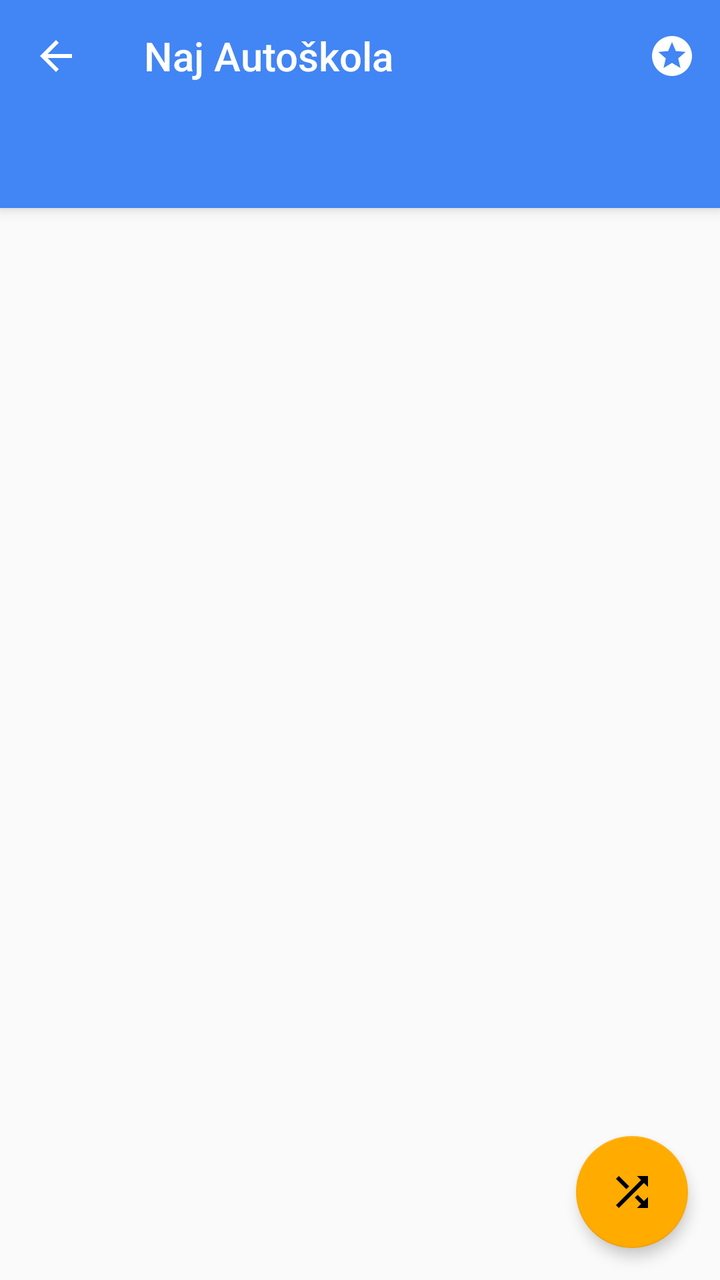
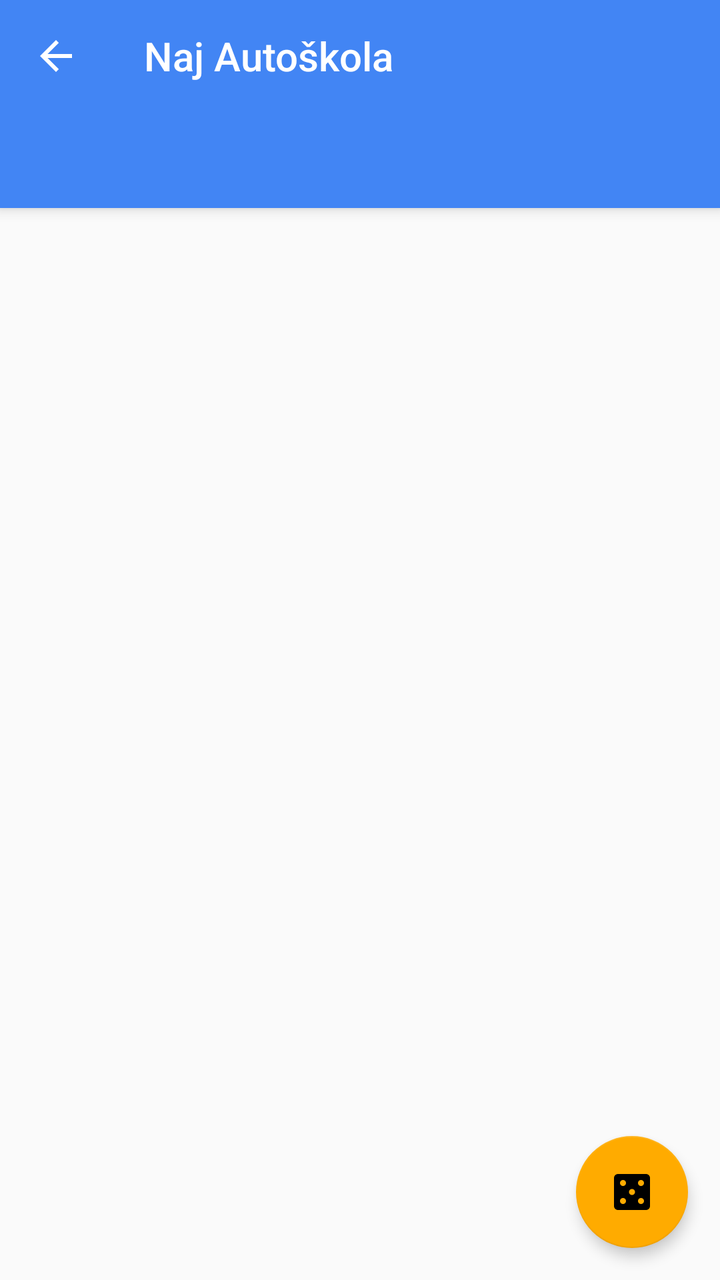

An Android layout rendered at two revisions. The XML below is the earlier revision; the diff shows what the commit changed to produce the second picture.
<!-- AndroidManifest.xml: application theme MyTheme.Light -->
<!-- res/layout/activity_main.xml -->
<?xml version="1.0" encoding="utf-8"?>
<android.support.v4.widget.DrawerLayout
    android:id="@+id/drawer_layout"
    xmlns:android="http://schemas.android.com/apk/res/android"
    xmlns:app="http://schemas.android.com/apk/res-auto"
    xmlns:tools="http://schemas.android.com/tools"
    android:layout_width="match_parent"
    android:layout_height="match_parent"
    android:fitsSystemWindows="true"
    tools:openDrawer="">
    

    <android.support.design.widget.CoordinatorLayout
        android:layout_width="match_parent"
        android:layout_height="match_parent">

        <android.support.design.widget.AppBarLayout
            android:layout_width="match_parent"
            android:layout_height="wrap_content"
            android:elevation="6dp"
            android:theme="@style/MyTheme.AppBarOverlay">

            <android.support.v7.widget.Toolbar
                android:id="@+id/toolbar"
                android:layout_width="match_parent"
                android:layout_height="?attr/actionBarSize"
                android:background="?attr/colorPrimary"
                app:layout_scrollFlags="scroll|enterAlways"
                app:navigationContentDescription="@string/abc_action_bar_up_description"
                app:navigationIcon="?attr/homeAsUpIndicator"
                app:popupTheme="@style/MyTheme.PopupOverlay"
                app:title="@string/app_name">

                
                <ImageButton
                    android:id="@+id/action_stars"
                    style="?actionButtonStyle"
                    android:layout_width="wrap_content"
                    android:layout_height="wrap_content"
                    android:layout_gravity="end"
                    android:contentDescription="@null"
                    android:src="@drawable/ic_stars_white_24dp"/>

                <TextView
                    android:id="@+id/stars_count"
                    android:layout_width="wrap_content"
                    android:layout_height="match_parent"
                    android:layout_gravity="end"
                    android:layout_marginBottom="8dp"
                    android:clickable="false"
                    android:gravity="bottom"
                    android:text="0"
                    android:visibility="invisible"/>

            </android.support.v7.widget.Toolbar>

            <android.support.design.widget.TabLayout
                android:id="@+id/tab_layout"
                android:layout_width="match_parent"
                android:layout_height="wrap_content"
                android:layout_below="@id/toolbar"
                android:background="?attr/colorPrimary"
                android:minHeight="?attr/actionBarSize"
                android:theme="@style/ThemeOverlay.AppCompat.Dark.ActionBar"
                app:tabIndicatorColor="?attr/colorTabIndicator"/>

        </android.support.design.widget.AppBarLayout>

        <android.support.v4.view.ViewPager
            android:id="@+id/pager"
            android:layout_width="match_parent"
            android:layout_height="wrap_content"
            android:layout_below="@id/tab_layout"
            app:layout_behavior="@string/appbar_scrolling_view_behavior"/>

        <android.support.design.widget.FloatingActionButton
            android:id="@+id/fab_random_test"
            android:layout_width="wrap_content"
            android:layout_height="wrap_content"
            android:layout_gravity="bottom|end"
            android:layout_margin="@dimen/fab_margin"
            android:src="@drawable/ic_shuffle_black_24dp"
            app:backgroundTint="?attr/colorFloatingActionButton"
            app:elevation="4dp"/>

    </android.support.design.widget.CoordinatorLayout>


    <android.support.design.widget.NavigationView
        android:id="@+id/nav_view"
        android:layout_width="wrap_content"
        android:layout_height="match_parent"
        android:layout_gravity="start"
        android:background="?attr/colorNavigationDrawerBackground"
        android:fitsSystemWindows="true"
        app:menu="@menu/activity_main_drawer"/>
    
    
</android.support.v4.widget.DrawerLayout>
<!-- resources referenced by this layout -->
<resources>
  <dimen name="fab_margin">16dp</dimen>
  <!-- drawable ic_shuffle_black_24dp: png bitmap (drawable-hdpi, 281 bytes) -->
  <!-- drawable ic_stars_white_24dp: png bitmap (drawable-hdpi, 508 bytes) -->
  <string name="app_name">Naj Autoškola</string>
  <style name="MyTheme.AppBarOverlay" parent="ThemeOverlay.AppCompat.Dark.ActionBar" />
  <style name="MyTheme.PopupOverlay" parent="ThemeOverlay.AppCompat.Light" />
  <style name="MyTheme.Light" parent="@style/Theme.AppCompat.Light.NoActionBar">
          
          
          <item name="colorPrimary">@color/colorPrimary</item>
          <item name="colorPrimaryDark">@color/colorPrimaryDark</item>
          <item name="colorSecondary">@color/colorSecondary</item>
          <item name="colorSecondaryDark">@color/colorSecondaryDark</item>
          <item name="colorTextTitle">@color/colorTextTitle</item>
          
          <item name="colorFlatButtons">@color/colorFlatButtons</item>
          <item name="colorFloatingActionButton">@color/colorFloatingActionButton</item>
          <item name="colorTabIndicator">@color/colorTabIndicator</item>
          <item name="colorCardBackground">@color/colorCardBackground</item>
          <item name="colorNavigationDrawerBackground">@color/colorNavigationDrawerBackground</item>
      </style>
  <color name="colorPrimary" type="color">#4285F4</color>
  <color name="colorPrimaryDark" type="color">#3367D6</color>
  <color name="colorSecondary" type="color">@color/deep_teal_300</color>
  <color name="colorSecondaryDark" type="color">@color/deep_teal_500</color>
  <color name="colorTextTitle" type="color">#FFEE58</color>
  <color name="colorFlatButtons" type="color">@color/pink_A200</color>
  <color name="colorFloatingActionButton" type="color">@color/amber_A700</color>
  <color name="colorTabIndicator" type="color">@color/amber_A700</color>
  <color name="colorCardBackground" type="color">#FFF</color>
  <color name="colorNavigationDrawerBackground" type="color">#FAFAFA</color>
  <color name="deep_teal_300" type="color">#4DB6AC</color>
  <color name="deep_teal_500" type="color">#009688</color>
  <color name="pink_A200" type="color">#FF4081</color>
  <color name="amber_A700" type="color">#FFAB00</color>
</resources>

<!-- the commit's change to res/layout/activity_main.xml (unified diff, before → after) -->
@@ -32,25 +32,7 @@
                 app:title="@string/app_name">
 
                 
-                <ImageButton
-                    android:id="@+id/action_stars"
-                    style="?actionButtonStyle"
-                    android:layout_width="wrap_content"
-                    android:layout_height="wrap_content"
-                    android:layout_gravity="end"
-                    android:contentDescription="@null"
-                    android:src="@drawable/ic_stars_white_24dp"/>
-
-                <TextView
-                    android:id="@+id/stars_count"
-                    android:layout_width="wrap_content"
-                    android:layout_height="match_parent"
-                    android:layout_gravity="end"
-                    android:layout_marginBottom="8dp"
-                    android:clickable="false"
-                    android:gravity="bottom"
-                    android:text="0"
-                    android:visibility="invisible"/>
+                
 
             </android.support.v7.widget.Toolbar>
 
@@ -79,7 +61,7 @@
             android:layout_height="wrap_content"
             android:layout_gravity="bottom|end"
             android:layout_margin="@dimen/fab_margin"
-            android:src="@drawable/ic_shuffle_black_24dp"
+            android:src="@drawable/ic_casino_black_24dp"
             app:backgroundTint="?attr/colorFloatingActionButton"
             app:elevation="4dp"/>
 
<!-- resource entries referenced after the edit -->
@@ -1,8 +1,7 @@
 <!-- resources referenced by this layout -->
 <resources>
   <dimen name="fab_margin">16dp</dimen>
-  <!-- drawable ic_shuffle_black_24dp: png bitmap (drawable-hdpi, 281 bytes) -->
-  <!-- drawable ic_stars_white_24dp: png bitmap (drawable-hdpi, 508 bytes) -->
+  <!-- drawable ic_casino_black_24dp: png bitmap (drawable-hdpi, 315 bytes) -->
   <string name="app_name">Naj Autoškola</string>
   <style name="MyTheme.AppBarOverlay" parent="ThemeOverlay.AppCompat.Dark.ActionBar" />
   <style name="MyTheme.PopupOverlay" parent="ThemeOverlay.AppCompat.Light" />
@@ -20,6 +19,14 @@
           <item name="colorTabIndicator">@color/colorTabIndicator</item>
           <item name="colorCardBackground">@color/colorCardBackground</item>
           <item name="colorNavigationDrawerBackground">@color/colorNavigationDrawerBackground</item>
+  
+          
+          <item name="colorText">#de000000</item>
+          <item name="colorSecondaryText">#8a000000</item>
+          <item name="colorIcons">#8a000000</item>
+          <item name="colorDisabled">#60000000</item>
+          <item name="colorHintText">#60000000</item>
+          <item name="colorDividers">#1e000000</item>
       </style>
   <color name="colorPrimary" type="color">#4285F4</color>
   <color name="colorPrimaryDark" type="color">#3367D6</color>
